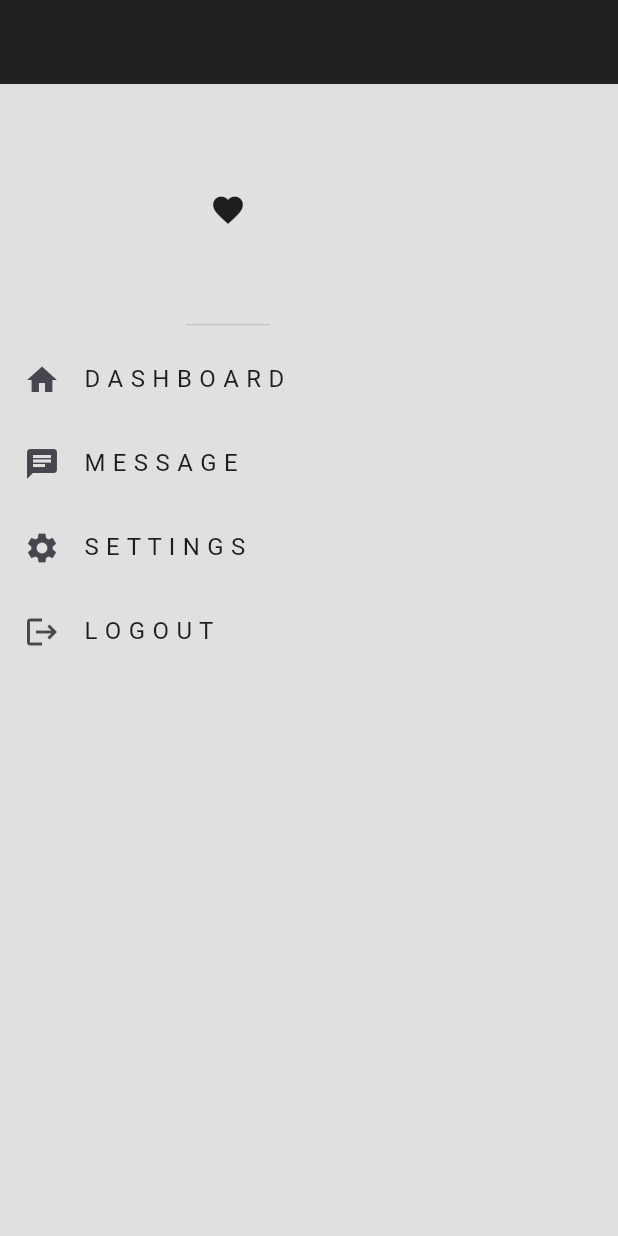
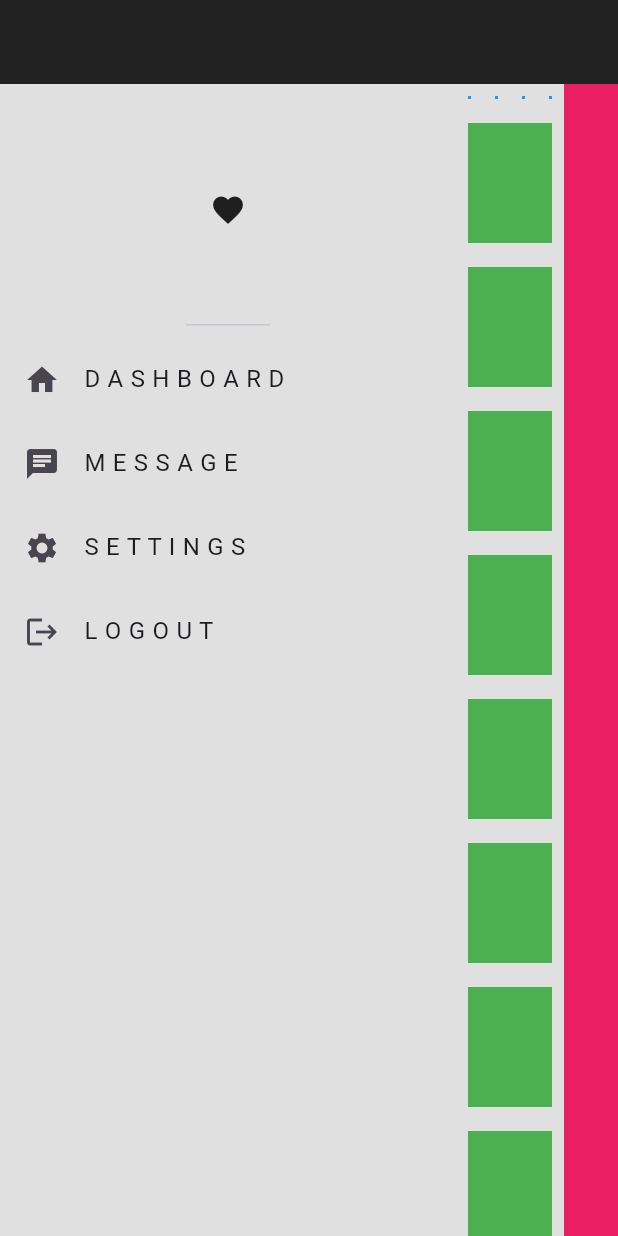
Before and after one commit to tboy-progs/mk_responsive_dashboard, a Flutter app: the DesktopScaffold screen opened directly, on a phone screen of 412 x 824 dp. Run offline on Flutter 3.47's test engine with Material 3 defaults, Android fonts, the phone set to English and light mode, and no system bars.

Commit message:
Add: desktop scaffoldにwidgetを追加

```diff
--- a/lib/responsive/desktop_scaffold.dart
+++ b/lib/responsive/desktop_scaffold.dart
@@ -1,5 +1,7 @@
 import 'package:flutter/material.dart';
 import 'package:mk_responsive_dashboard/constants.dart';
+import 'package:mk_responsive_dashboard/util/my_box.dart';
+import 'package:mk_responsive_dashboard/util/my_tile.dart';
 
 class DesktopScaffold extends StatefulWidget {
   const DesktopScaffold({super.key});
@@ -20,6 +22,51 @@
           myDrawer,
 
           // rest of body
+          Expanded(
+            flex: 2,
+            child: Column(
+              children: [
+                // 4 box on the top
+                AspectRatio(
+                  aspectRatio: 4,
+                  child: SizedBox(
+                    width: double.infinity,
+                    child: GridView.builder(
+                      itemCount: 4,
+                      gridDelegate:
+                          const SliverGridDelegateWithFixedCrossAxisCount(
+                              crossAxisCount: 4),
+                      itemBuilder: (context, index) {
+                        return const MyBox();
+                      },
+                    ),
+                  ),
+                ),
+
+                // tiles below it
+                Expanded(
+                  child: ListView.builder(
+                    itemCount: 10,
+                    itemBuilder: (context, index) {
+                      return const MyTile();
+                    },
+                  ),
+                ),
+              ],
+            ),
+          ),
+
+          Expanded(
+            child: Column(
+              children: [
+                Expanded(
+                  child: Container(
+                    color: Colors.pink,
+                  ),
+                ),
+              ],
+            ),
+          ),
         ],
       ),
     );
```
